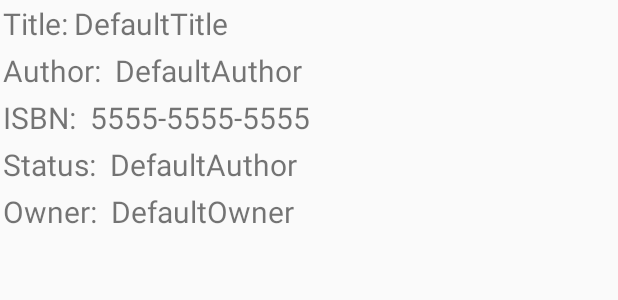
After one commit to CMPUT301F20T22/papr-w8, an Android app: the layout book_display_list_owner_item.xml on its own in the app's theme, with its tools: preview values and no code run, on a phone screen of 412 x 824 dp. The commit adds this screen. Shown: the top 300 px of the screen. Run offline under Robolectric (Android 15) with nearby library versions, the phone set to English and light mode, and no system bars.

Commit message:
updated view to include owner for book view and awaiting approval list view
Updated view to include owner for book view and awaiting approval list view. Now queries Firestore to for user collection with "Awaiting_Borrower" for books awaiting approval

```diff
--- a/papr-w8/app/src/main/java/com/example/papr_w8/BookView/BookBasicView.java
+++ b/papr-w8/app/src/main/java/com/example/papr_w8/BookView/BookBasicView.java
@@ -26,6 +26,7 @@ public class BookBasicView extends Fragment {
     private TextView textViewAuthor;
     private TextView textViewISBN;
     private TextView textViewStatus;
+    private TextView textViewOwner;
 
     private ImageView imageViewDefault;
     private Uri ImageUri;
@@ -40,6 +41,7 @@ public class BookBasicView extends Fragment {
         textViewAuthor = view.findViewById(R.id.authorEditText);
         textViewISBN = view.findViewById(R.id.isbnEditText);
         textViewStatus = view.findViewById(R.id.statusEditText);
+        textViewOwner = view.findViewById(R.id.ownerEditText);
 
         // Get the bundle containing the Book object passed to the View
         Bundle bundle = this.getArguments();
@@ -49,6 +51,7 @@ public class BookBasicView extends Fragment {
         textViewAuthor.setText(book.getAuthor());
         textViewISBN.setText(book.getISBN());
         textViewStatus.setText(book.getStatus());
+        textViewOwner.setText(book.getOwner());
 
         return view;
     }
--- /dev/null
+++ b/papr-w8/app/src/main/res/layout/book_display_list_owner_item.xml
@@ -0,0 +1,145 @@
+<?xml version="1.0" encoding="utf-8"?>
+
+<LinearLayout
+
+    xmlns:android="http://schemas.android.com/apk/res/android"
+    android:layout_height="wrap_content"
+    android:layout_width="match_parent"
+    android:orientation="vertical">
+
+    <LinearLayout
+        android:layout_width="fill_parent"
+        android:layout_height="wrap_content"
+        android:orientation="horizontal"
+        android:weightSum="100"
+        android:layout_gravity="bottom">
+
+        <TextView
+            android:id="@+id/book_title_label"
+            android:layout_width="wrap_content"
+            android:layout_height="wrap_content"
+            android:padding="2dp"
+            android:text="Title:"
+            android:textSize="20sp">
+        </TextView>
+        <TextView
+            android:id="@+id/book_title_text"
+            android:layout_width="wrap_content"
+            android:layout_height="wrap_content"
+            android:padding="2dp"
+            android:text="DefaultTitle"
+            android:textSize="20sp">
+
+        </TextView>
+    </LinearLayout>
+
+    <LinearLayout
+        android:layout_width="fill_parent"
+        android:layout_height="wrap_content"
+        android:orientation="horizontal"
+        android:weightSum="100"
+        android:layout_gravity="bottom">
+        <TextView
+            android:id="@+id/book_author_label"
+            android:layout_width="wrap_content"
+            android:layout_height="wrap_content"
+            android:padding="2dp"
+            android:text="Author:"
+            android:textSize="20sp">
+
+        </TextView>
+        <TextView
+            android:id="@+id/book_author_text"
+            android:layout_width="wrap_content"
+            android:layout_height="wrap_content"
+            android:padding="2dp"
+            android:layout_marginLeft="5dp"
+            android:text="DefaultAuthor"
+            android:textSize="20sp">
+
+        </TextView>
+    </LinearLayout>
+
+    <LinearLayout
+        android:layout_width="fill_parent"
+        android:layout_height="wrap_content"
+        android:orientation="horizontal"
+        android:weightSum="100"
+        android:layout_gravity="bottom">
+        <TextView
+            android:id="@+id/book_isbn_label"
+            android:layout_width="wrap_content"
+            android:layout_height="wrap_content"
+            android:padding="2dp"
+            android:text="ISBN:"
+            android:textSize="20sp">
+
+        </TextView>
+        <TextView
+            android:id="@+id/book_isbn_text"
+            android:layout_width="wrap_content"
+            android:layout_height="wrap_content"
+            android:padding="2dp"
+            android:layout_marginLeft="5dp"
+            android:text="5555-5555-5555"
+            android:textSize="20sp">
+
+        </TextView>
+    </LinearLayout>
+
+    <LinearLayout
+        android:layout_width="fill_parent"
+        android:layout_height="wrap_content"
+        android:orientation="horizontal"
+        android:weightSum="100"
+        android:layout_gravity="bottom">
+        <TextView
+            android:id="@+id/book_status_label"
+            android:layout_width="wrap_content"
+            android:layout_height="wrap_content"
+            android:padding="2dp"
+            android:text="Status:"
+            android:textSize="20sp">
+
+        </TextView>
+        <TextView
+            android:id="@+id/book_status_text"
+            android:layout_width="wrap_content"
+            android:layout_height="wrap_content"
+            android:padding="2dp"
+            android:layout_marginLeft="5dp"
+            android:text="DefaultAuthor"
+            android:textSize="20sp">
+
+        </TextView>
+
+    </LinearLayout>
+
+    <LinearLayout
+        android:layout_width="fill_parent"
+        android:layout_height="wrap_content"
+        android:orientation="horizontal"
+        android:weightSum="100"
+        android:layout_gravity="bottom">
+        <TextView
+            android:id="@+id/book_owner_label"
+            android:layout_width="wrap_content"
+            android:layout_height="wrap_content"
+            android:padding="2dp"
+            android:text="Owner:"
+            android:textSize="20sp">
+
+        </TextView>
+        <TextView
+            android:id="@+id/book_owner_text"
+            android:layout_width="wrap_content"
+            android:layout_height="wrap_content"
+            android:padding="2dp"
+            android:layout_marginLeft="5dp"
+            android:text="DefaultOwner"
+            android:textSize="20sp">
+
+        </TextView>
+    </LinearLayout>
+
+</LinearLayout>
```
Also changed, not shown: papr-w8/app/src/main/java/com/example/papr_w8/Adapters/BookDisplayWithOwnerList.java (added, +53 -0 lines), papr-w8/app/src/main/java/com/example/papr_w8/Book.java (+34 -5 lines), papr-w8/app/src/main/java/com/example/papr_w8/ShelfPack/AwaitingApproval.java (+11 -9 lines), papr-w8/app/src/main/res/layout/fragment_awaiting_approval.xml (+9 -2 lines), papr-w8/app/src/main/res/layout/fragment_book_basic.xml (+19 -0 lines).
